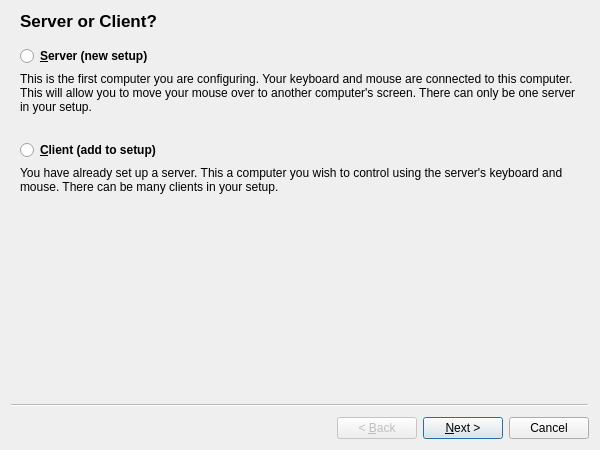
This is branches/1.4/src/gui/res/SetupWizardBase.ui in svn2github/synergy-plus as Qt 5 draws it before an edit. The edited form follows.
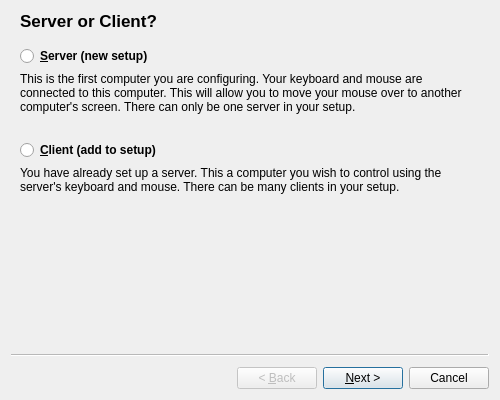
This is the edited form.

Commit message: made size special for mac

```diff
--- a/branches/1.4/src/gui/res/SetupWizardBase.ui
+++ b/branches/1.4/src/gui/res/SetupWizardBase.ui
@@ -6,8 +6,8 @@
    <rect>
     <x>0</x>
     <y>0</y>
-    <width>600</width>
-    <height>450</height>
+    <width>500</width>
+    <height>400</height>
    </rect>
   </property>
   <property name="minimumSize">
```
The commit also changes 1 other file.
